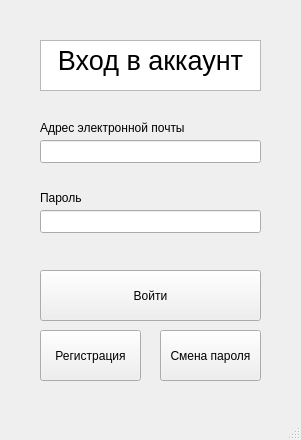
The window that client/avtorisation.ui (LSD00/TIMP-project) describes before a commit, drawn with Qt 5.
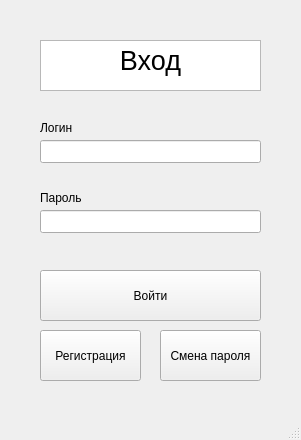
The same window after the commit.

What changed in the file:
```diff
--- a/client/avtorisation.ui
+++ b/client/avtorisation.ui
@@ -31,7 +31,7 @@
 li.unchecked::marker { content: &quot;\2610&quot;; }
 li.checked::marker { content: &quot;\2612&quot;; }
 &lt;/style&gt;&lt;/head&gt;&lt;body style=&quot; font-family:'Sans Serif'; font-size:9pt; font-weight:400; font-style:normal;&quot;&gt;
-&lt;p align=&quot;center&quot; style=&quot; margin-top:0px; margin-bottom:0px; margin-left:0px; margin-right:0px; -qt-block-indent:0; text-indent:0px;&quot;&gt;&lt;span style=&quot; font-size:20pt;&quot;&gt;Вход в аккаунт&lt;/span&gt;&lt;/p&gt;&lt;/body&gt;&lt;/html&gt;</string>
+&lt;p align=&quot;center&quot; style=&quot; margin-top:0px; margin-bottom:0px; margin-left:0px; margin-right:0px; -qt-block-indent:0; text-indent:0px;&quot;&gt;&lt;span style=&quot; font-size:20pt;&quot;&gt;Вход&lt;/span&gt;&lt;/p&gt;&lt;/body&gt;&lt;/html&gt;</string>
     </property>
    </widget>
    <widget class="QLabel" name="label">
@@ -44,7 +44,7 @@
      </rect>
     </property>
     <property name="text">
-     <string>Адрес электронной почты</string>
+     <string>Логин</string>
     </property>
    </widget>
    <widget class="QLineEdit" name="lineEdit">
```
